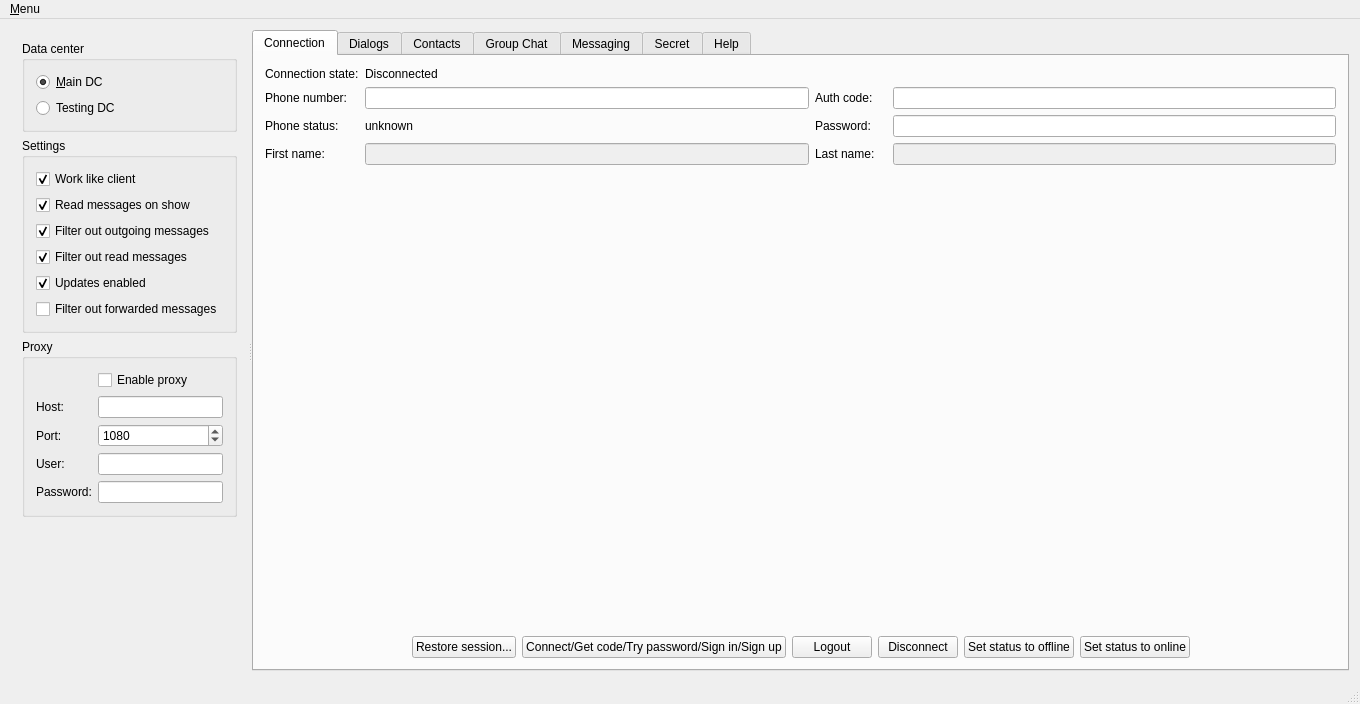
Qt form other/telegram-qt/clients/widgets/MainWindow.ui (RinatB2017/mega_GIT) before a commit.
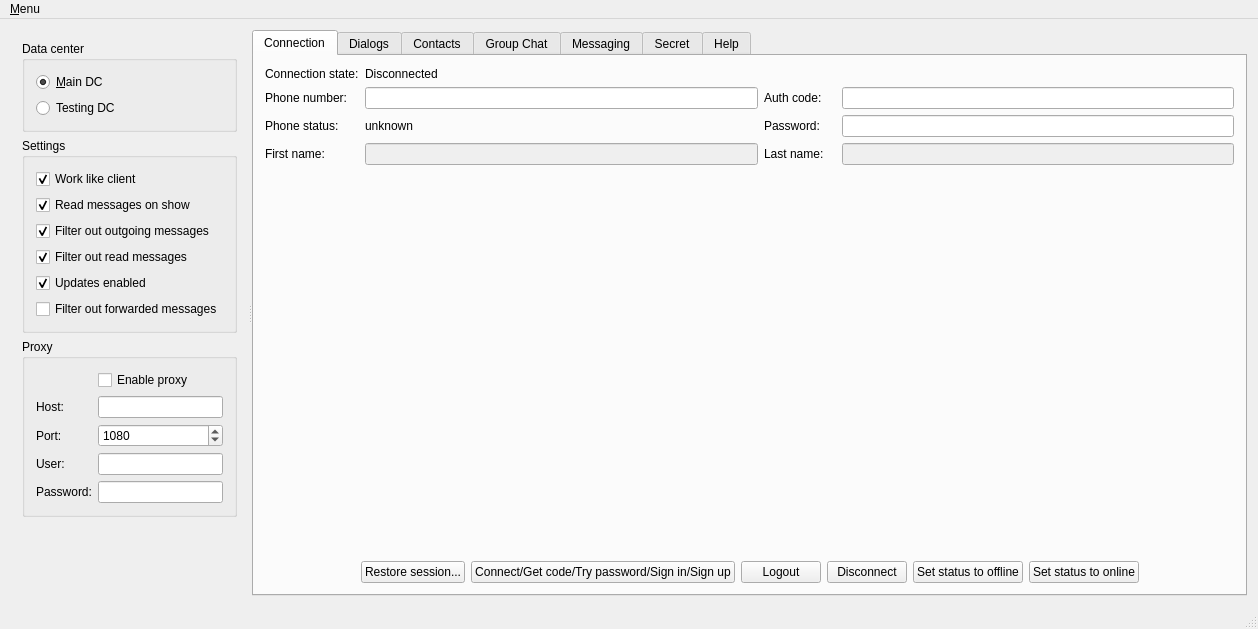
The same form after that commit.

Diff of the .ui file:
```diff
--- a/other/telegram-qt/clients/widgets/MainWindow.ui
+++ b/other/telegram-qt/clients/widgets/MainWindow.ui
@@ -6,8 +6,8 @@
    <rect>
     <x>0</x>
     <y>0</y>
-    <width>1360</width>
-    <height>704</height>
+    <width>1255</width>
+    <height>629</height>
    </rect>
   </property>
   <property name="windowTitle">
@@ -906,8 +906,8 @@
     <rect>
      <x>0</x>
      <y>0</y>
-     <width>1360</width>
-     <height>20</height>
+     <width>1255</width>
+     <height>27</height>
     </rect>
    </property>
    <widget class="QMenu" name="menu_File">
```
